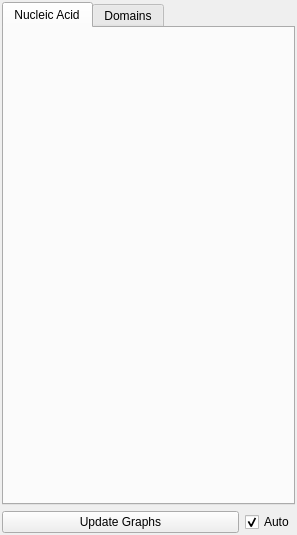
This is ui/panels/config/panel.ui in NATuG3/NATuG3 as Qt 5 draws it before an edit. The edited form follows.
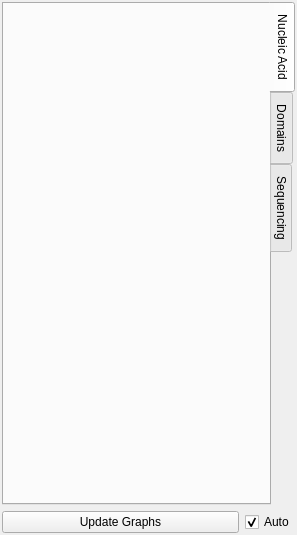
This is the edited form.

What changed in the file:
```diff
--- a/ui/panels/config/panel.ui
+++ b/ui/panels/config/panel.ui
@@ -35,7 +35,7 @@
                         </size>
                     </property>
                     <property name="tabPosition">
-                        <enum>QTabWidget::North</enum>
+      <enum>QTabWidget::East</enum>
                     </property>
                     <property name="tabShape">
                         <enum>QTabWidget::Rounded</enum>
@@ -43,9 +43,15 @@
                     <property name="currentIndex">
                         <number>0</number>
                     </property>
+     <property name="usesScrollButtons">
+      <bool>true</bool>
+     </property>
                     <property name="documentMode">
                         <bool>false</bool>
                     </property>
+     <property name="movable">
+      <bool>false</bool>
+     </property>
                     <property name="tabBarAutoHide">
                         <bool>false</bool>
                     </property>
@@ -59,6 +65,11 @@
                             <string>Domains</string>
                         </attribute>
                     </widget>
+     <widget class="QWidget" name="sequencing_tab">
+      <attribute name="title">
+       <string>Sequencing</string>
+      </attribute>
+     </widget>
                 </widget>
             </item>
             <item>
```
Lines whose indentation alone changed are shown as unchanged.
